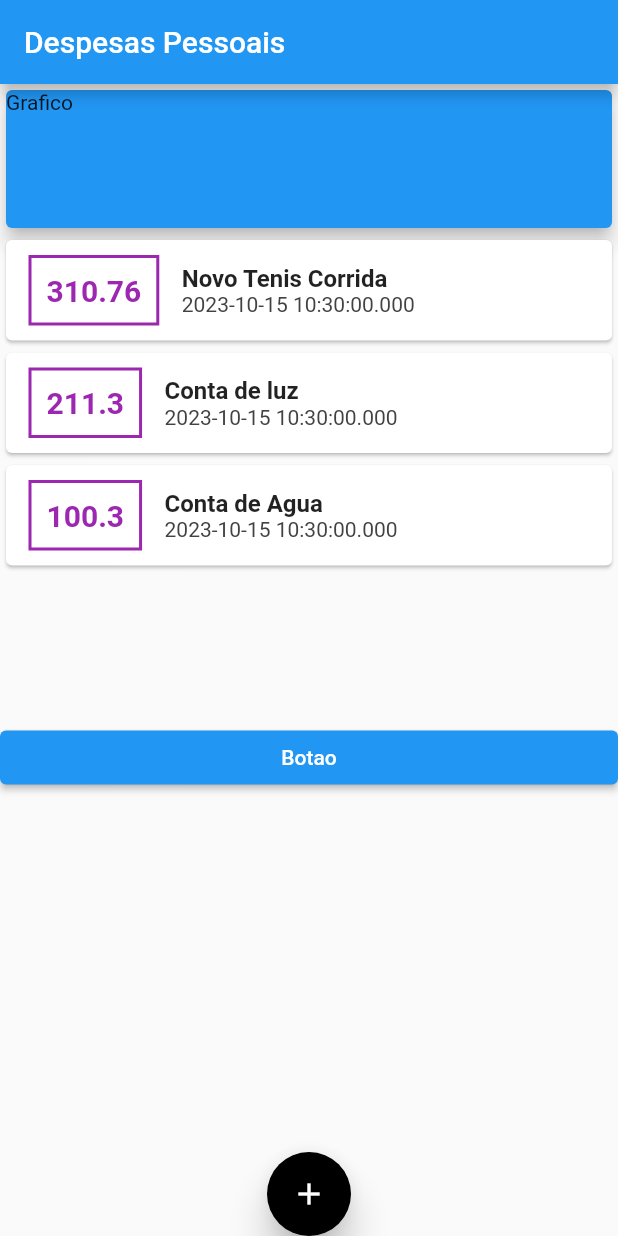
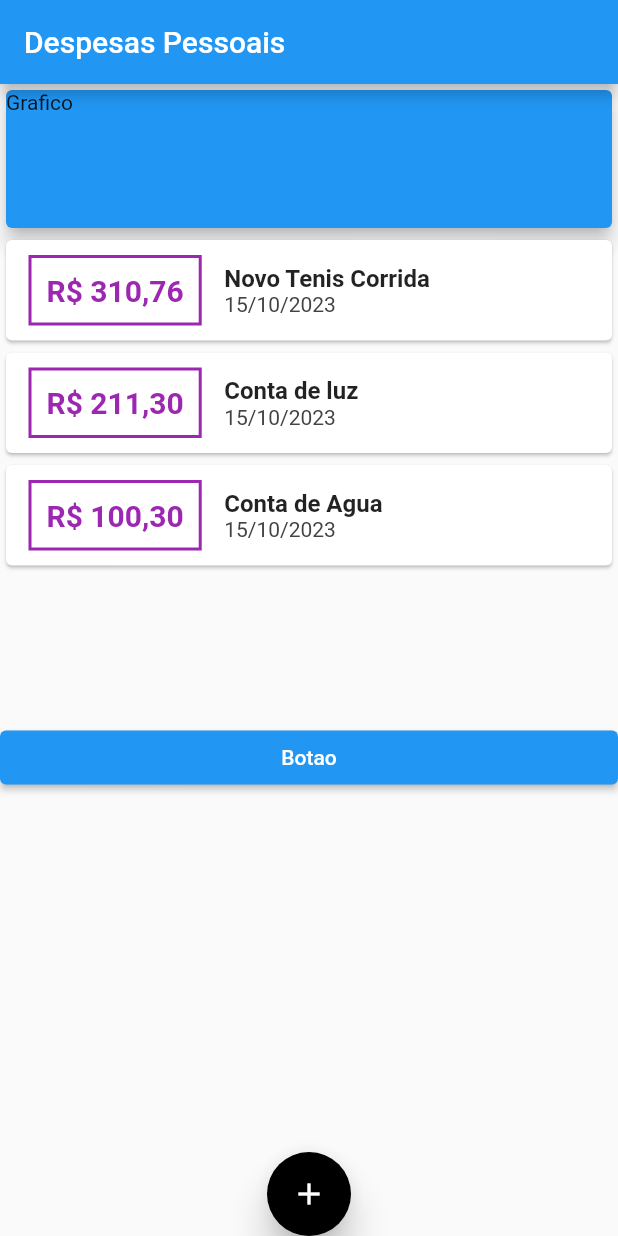
Before and after one commit to JonesCunha/personaldues, a Flutter app: the screen it shows after launch, on a phone screen of 412 x 824 dp. Run offline on Flutter 3.47's test engine with Material 2 defaults, Android fonts, the phone set to English and light mode, and no system bars.

Commit message:
alteracoes5

```diff
--- a/lib/pages/myHomePage.dart
+++ b/lib/pages/myHomePage.dart
@@ -2,6 +2,7 @@
 
 import 'package:flutter/material.dart';
 import 'package:personalduestwo/models/transaction.dart';
+import 'package:intl/intl.dart';
 
 
 class MyHomePage extends StatelessWidget {
@@ -49,7 +50,11 @@ class MyHomePage extends StatelessWidget {
                     margin: EdgeInsets.symmetric(horizontal: 15, vertical: 10),
                     decoration: BoxDecoration(border: Border.all(color: Colors.purple, width: 2)),
                     padding: EdgeInsets.all(10),
-                    child: Text(e.value.toString(), style: TextStyle(
+                    child:
+
+                      //Text('R\$ ${e.value.toStringAsFixed(2)}',
+                      Text(NumberFormat.currency(locale: 'pt_BR', symbol: 'R\$').format(e.value),
+                      style: TextStyle(
                       fontWeight: FontWeight.bold,
                       fontSize: 20,
                       color: Colors.purple
@@ -59,7 +64,10 @@ class MyHomePage extends StatelessWidget {
                     crossAxisAlignment: CrossAxisAlignment.start,
                     children: [
                       Text(e.tittle, style: TextStyle(fontSize: 16, fontWeight: FontWeight.bold),),
-                      Text(e.date.toString(),style: TextStyle(color: Colors.grey[800]),),
+                      Text(
+                          //e.date.toString()
+                          DateFormat('d/MM/y').format(e.date)
+                          ,style: TextStyle(color: Colors.grey[800]),),
                     ],
                   )
                 ],)
--- a/pubspec.yaml
+++ b/pubspec.yaml
@@ -39,6 +39,7 @@ dependencies:
 dev_dependencies:
   flutter_test:
     sdk: flutter
+  intl: ^0.17.0
 
   # The "flutter_lints" package below contains a set of recommended lints to
   # encourage good coding practices. The lint set provided by the package is
```
